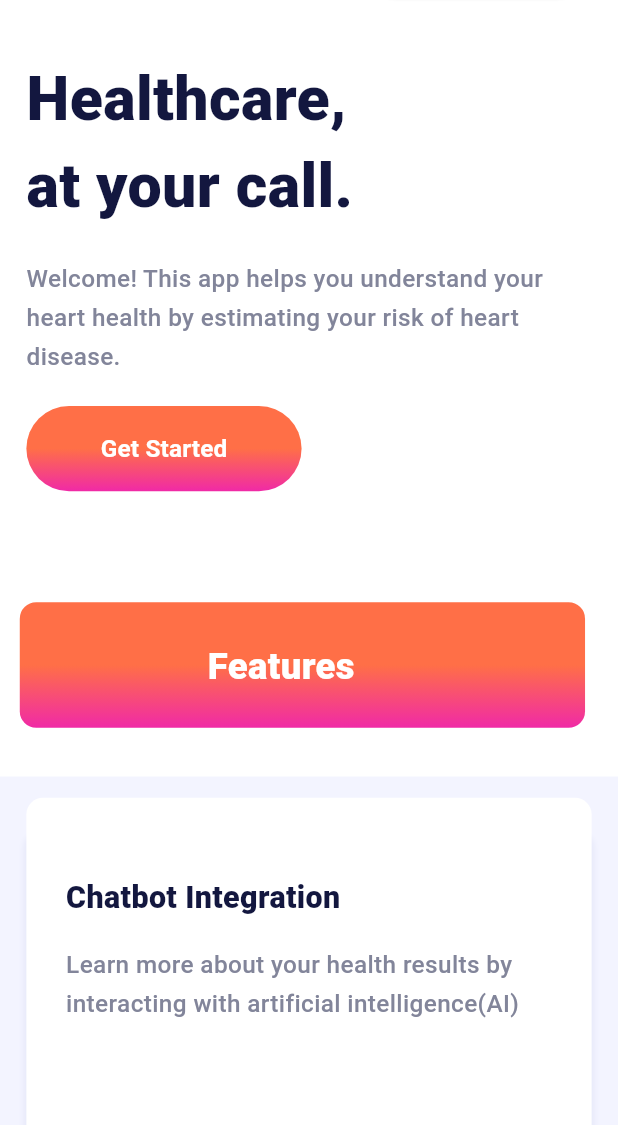
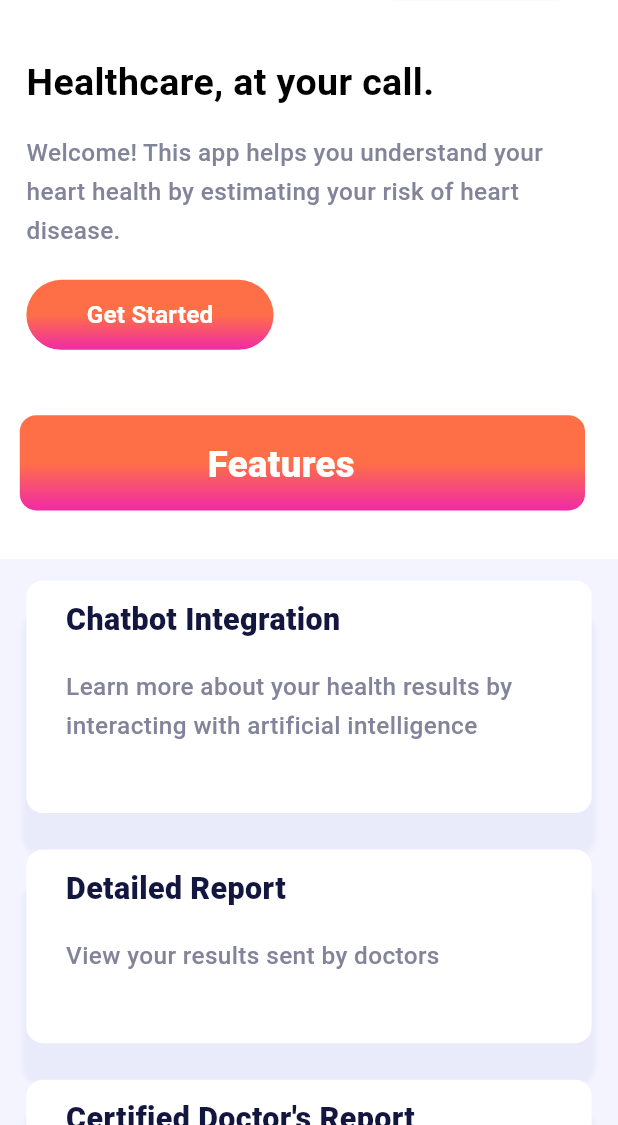
Before and after one commit to Isaac-web/Heart-AI, a Flutter app: the screen it shows after launch, on a phone screen of 412 x 824 dp, the part 111-1236 px from its top. Run offline on Flutter 3.47's test engine with Material 3 defaults, Android fonts, the phone set to English and light mode, and no system bars; our stand-ins replace animate_do, awesome_dialog, cached_network_image; missing offline and left inert: chatview, gsform; Roboto replaces fonts that are missing (Plus Jakarta Sans).

Commit message:
onboading updated

```diff
--- a/mobile/heart_u/lib/views/onboarding/onboarding_view.dart
+++ b/mobile/heart_u/lib/views/onboarding/onboarding_view.dart
@@ -29,17 +29,18 @@ class OnboardingScreen extends StatelessWidget {
                   FadeInLeft(
                     duration: const Duration(milliseconds: 1000),
                     child: Container(
-                      width: 229.h,
                       margin: EdgeInsets.only(left: 16.h),
-                      child: Text(
-                        "Healthcare,\nat your call.",
-                        maxLines: 2,
+                      child: const Text(
+                        "Healthcare, at your call.",
                         overflow: TextOverflow.ellipsis,
-                        style: theme.textTheme.displayMedium,
+                        style: TextStyle(
+                          fontWeight: FontWeight.bold,
+                          fontSize: 25
+                        ),
                       ),
                     ),
                   ),
-                  SizedBox(height: 19.v),
+                  SizedBox(height: 15.v),
                   FadeIn(
                     duration: const Duration(milliseconds: 1000),
                     child: Container(
@@ -65,8 +66,8 @@ class OnboardingScreen extends StatelessWidget {
                       onPressed: (){
                         Navigator.of(context).pushNamed(AppRoutes.registerScreen);
                       },
-                      height: 56.v,
-                      width: 167.h,
+                      height: 46.v,
+                      width: 150.h,
                       text: "Get Started",
                       margin: EdgeInsets.only(left: 16.h),
                       buttonStyle: CustomButtonStyles.none,
@@ -74,7 +75,7 @@ class OnboardingScreen extends StatelessWidget {
                       CustomButtonStyles.gradientOnPrimaryToPinkADecoration,
                     ),
                   ),
-                  SizedBox(height: 73.v),
+                  SizedBox(height: 43.v),
                   FadeInUp(
                       duration: const Duration(milliseconds: 1000),
                       child: _buildColumncheckouto(context)
@@ -140,7 +141,7 @@ class OnboardingScreen extends StatelessWidget {
         ),
         padding: EdgeInsets.symmetric(
           horizontal: 114.h,
-          vertical: 23.v,
+          vertical: 13.v,
         ),
         decoration: AppDecoration.gradientOnPrimaryToPinkA.copyWith(
           borderRadius: BorderRadiusStyle.roundedBorder10,
@@ -177,50 +178,17 @@ class OnboardingScreen extends StatelessWidget {
             height: 24.v,
           );
         },
-        itemCount: 3,
+        itemCount: cards.length,
         itemBuilder: (context, index) {
           return FadeInUp(
               duration: const Duration(milliseconds: 1000),
-              child: const ColumnItemWidget()
+              child: ColumnItemWidget(
+                title: cards[index].title,
+                content: cards[index].content,)
           );
         },
       ),
     );
   }
 
-  /// Section Widget
-  Widget _buildRowskilledone(BuildContext context) {
-    return Container(
-      margin: EdgeInsets.only(
-        left: 16.h,
-        right: 16.h,
-        bottom: 36.v,
-      ),
-      decoration: AppDecoration.fillPrimary,
-      child: Row(
-        mainAxisAlignment: MainAxisAlignment.spaceBetween,
-        children: [
-          Padding(
-            padding: EdgeInsets.only(
-              top: 7.v,
-              bottom: 4.v,
-            ),
-            child: Text(
-              "HeartAI",
-              style: CustomTextStyles.headlineMediumWhiteA700,
-            ),
-          ),
-          CustomElevatedButton(
-            onPressed: (){
-              Navigator.of(context).pushNamed(AppRoutes.registerScreen);
-            },
-            width: 140.h,
-            text: "Get Started",
-            buttonStyle: CustomButtonStyles.none,
-            decoration: CustomButtonStyles.gradientIndigoAToPinkADecoration,
-          )
-        ],
-      ),
-    );
-  }
 }
--- a/mobile/heart_u/lib/views/onboarding/widget/column_item_widget.dart
+++ b/mobile/heart_u/lib/views/onboarding/widget/column_item_widget.dart
@@ -2,7 +2,9 @@ import 'package:flutter/material.dart';
 import 'package:heart_u/core/app_export.dart';
 
 class ColumnItemWidget extends StatelessWidget {
-  const ColumnItemWidget({Key? key})
+  String title;
+  String content;
+   ColumnItemWidget({Key? key, required this.title, required this.content})
       : super(
     key: key,
   );
@@ -12,7 +14,7 @@ class ColumnItemWidget extends StatelessWidget {
     return Container(
       padding: EdgeInsets.symmetric(
         horizontal: 24.h,
-        vertical: 52.v,
+        vertical: 12.v,
       ),
       decoration: AppDecoration.outlineIndigoB.copyWith(
         borderRadius: BorderRadiusStyle.roundedBorder10,
@@ -22,7 +24,7 @@ class ColumnItemWidget extends StatelessWidget {
         crossAxisAlignment: CrossAxisAlignment.start,
         children: [
           Text(
-            "Chatbot Integration",
+            title,
             style: theme.textTheme.titleLarge,
           ),
           SizedBox(height: 16.v),
@@ -30,7 +32,7 @@ class ColumnItemWidget extends StatelessWidget {
             width: 275.h,
             margin: EdgeInsets.only(right: 19.h),
             child: Text(
-              "Learn more about your health results by interacting with artificial intelligence(AI)",
+              content,
               maxLines: 3,
               overflow: TextOverflow.ellipsis,
               style: CustomTextStyles.titleMediumBluegray400.copyWith(
@@ -44,3 +46,29 @@ class ColumnItemWidget extends StatelessWidget {
     );
   }
 }
+
+class ColumnItem {
+  final String title;
+  final String content;
+
+  ColumnItem(
+      {
+        required this.title,
+        required this.content,
+      }
+      );
+
+}
+
+List cards = [
+  ColumnItem(
+      title: "Chatbot Integration",
+      content: "Learn more about your health results by interacting with "
+          "artificial intelligence"),
+  ColumnItem(
+      title: "Detailed Report",
+      content: "View your results sent by doctors"),
+  ColumnItem(
+      title: "Certified Doctor's Report",
+      content: "Receive report from expert doctors on the go"),
+];
```
